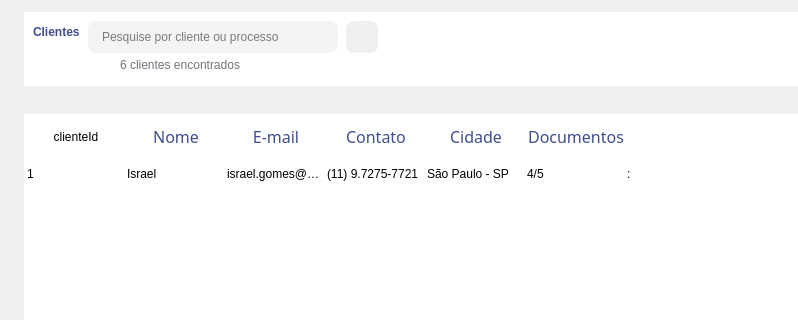
Old version of the form Design/UI/newListaClientes.ui in the repository newprev/PrevCliente; both pictures show x 0 to 798 and y 0 to 320 of the 1254 by 480 pixel window.
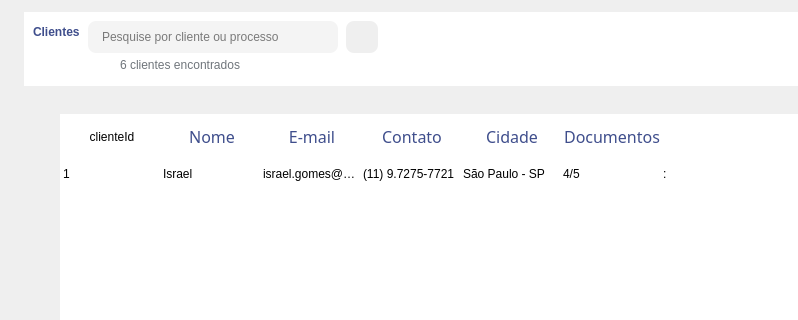
New version of the form. Icons and pictures are not drawn.

```diff
--- a/Design/UI/newListaClientes.ui
+++ b/Design/UI/newListaClientes.ui
@@ -418,6 +418,8 @@
         <property name="styleSheet">
          <string notr="true">/*------------------------------------------- Table Widget -------------------------------------------*/
 #tblClientes {
+	selection-background-color: #F9F9F9;
+	selection-color: grey;
 	gridline-color: white;
 	border: 0px solid transparent;
 }
@@ -431,6 +433,13 @@
     padding-left: 4px;
     border: 0px solid white;
 	min-height: 45px;
+}
+
+#tblClientes::item:last {
+	selection-background-color: black;
+	selection-color: grey;
+	gridline-color: black;
+	border: 0px solid transparent;
 }</string>
         </property>
         <property name="frameShape">
@@ -444,7 +453,7 @@
           <number>0</number>
          </property>
          <property name="leftMargin">
-          <number>0</number>
+          <number>36</number>
          </property>
          <property name="topMargin">
           <number>24</number>
@@ -460,6 +469,9 @@
            <property name="frameShape">
             <enum>QFrame::NoFrame</enum>
            </property>
+           <property name="sizeAdjustPolicy">
+            <enum>QAbstractScrollArea::AdjustToContentsOnFirstShow</enum>
+           </property>
            <property name="editTriggers">
             <set>QAbstractItemView::NoEditTriggers</set>
            </property>
@@ -487,6 +499,9 @@
            <attribute name="horizontalHeaderMinimumSectionSize">
             <number>70</number>
            </attribute>
+           <attribute name="horizontalHeaderShowSortIndicator" stdset="0">
+            <bool>false</bool>
+           </attribute>
            <attribute name="horizontalHeaderStretchLastSection">
             <bool>false</bool>
            </attribute>
@@ -496,6 +511,9 @@
            <attribute name="verticalHeaderHighlightSections">
             <bool>false</bool>
            </attribute>
+           <attribute name="verticalHeaderShowSortIndicator" stdset="0">
+            <bool>false</bool>
+           </attribute>
            <row>
             <property name="text">
              <string>Teste</string>
```
Left out of the diff: 24 changed lines with no effect on the pictures.
